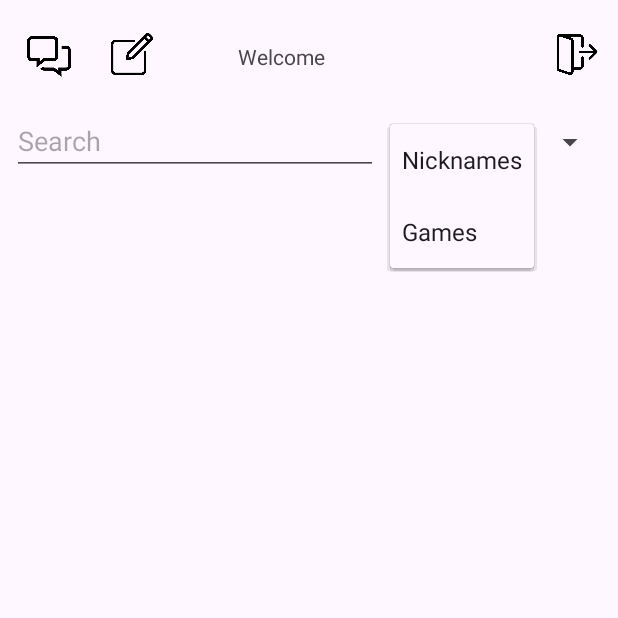
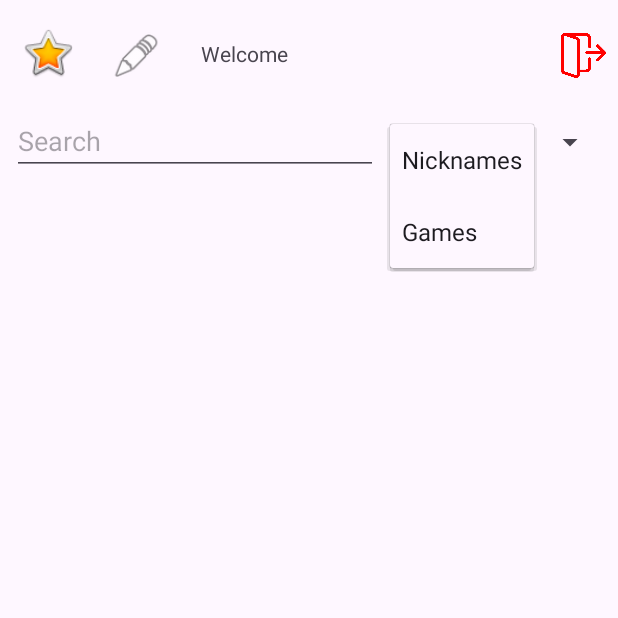
Before and after one commit to Liron4/LevelUp, an Android app: the SearchEngine screen opened through its navigation route, after a tap on "Nicknames", on a phone screen of 412 x 824 dp, the top half of it. Run offline under Robolectric (Android 15) with nearby library versions, the phone set to English and light mode, and no system bars; our stand-ins replace Firebase (no records; nobody signed in at launch, a user with empty details on screens opened directly).

Commit message:
PreparationForChatFeature

```diff
--- a/app/src/main/java/com/example/levelup/Fragments/CreateProfile.java
+++ b/app/src/main/java/com/example/levelup/Fragments/CreateProfile.java
@@ -75,7 +75,9 @@ public class CreateProfile extends Fragment {
             }
         });
 
-        String[] games = {"Minecraft", "Fortnite", "Call of Duty", "League of Legends", "Overwatch", "Call of Duty 2"};
+
+        String[] games = {"Minecraft", "Fortnite", "Call of Duty", "Call of Duty: Modern Warfare", "Call of Duty: Black Ops", "League of Legends", "Overwatch 2", "Apex Legends", "Valorant", "Genshin Impact", "Cyberpunk 2077", "Elden Ring", "Path of Exile", "Path of Exile 2"};
+
         ArrayAdapter<String> adapter = new ArrayAdapter<>(getContext(), android.R.layout.simple_dropdown_item_1line, games);
         gamesAutoComplete.setAdapter(adapter);
 
--- a/app/src/main/java/com/example/levelup/adapters/UserListAdapter.java
+++ b/app/src/main/java/com/example/levelup/adapters/UserListAdapter.java
@@ -14,11 +14,11 @@ import java.util.List;
 public class UserListAdapter extends RecyclerView.Adapter<UserListAdapter.UserViewHolder> {
 
     private List<UserProfile> userList;
-    private OnAddFriendClickListener onAddFriendClickListener;
+    private OnChatUserClickListener onChatUserClickListener;
 
-    public UserListAdapter(List<UserProfile> userList, OnAddFriendClickListener onAddFriendClickListener) {
+    public UserListAdapter(List<UserProfile> userList, OnChatUserClickListener onChatUserClickListener) {
         this.userList = userList;
-        this.onAddFriendClickListener = onAddFriendClickListener;
+        this.onChatUserClickListener = onChatUserClickListener;
     }
 
     @NonNull
@@ -33,7 +33,7 @@ public class UserListAdapter extends RecyclerView.Adapter<UserListAdapter.UserVi
         UserProfile user = userList.get(position);
         holder.nicknameTextView.setText(user.nickname);
         holder.favGamesTextView.setText(String.join(", ", user.favoriteGames));
-        holder.addFriendButton.setOnClickListener(v -> onAddFriendClickListener.onAddFriendClick(user));
+        holder.chatUserButton.setOnClickListener(v -> onChatUserClickListener.onChatUserClick(user));
     }
 
     @Override
@@ -44,17 +44,17 @@ public class UserListAdapter extends RecyclerView.Adapter<UserListAdapter.UserVi
     public static class UserViewHolder extends RecyclerView.ViewHolder {
         TextView nicknameTextView;
         TextView favGamesTextView;
-        ImageButton addFriendButton;
+        ImageButton chatUserButton;
 
         public UserViewHolder(@NonNull View itemView) {
             super(itemView);
             nicknameTextView = itemView.findViewById(R.id.nicknameTextView);
             favGamesTextView = itemView.findViewById(R.id.favGamesTextView);
-            addFriendButton = itemView.findViewById(R.id.addFriendButton);
+            chatUserButton = itemView.findViewById(R.id.chatUser);
         }
     }
 
-    public interface OnAddFriendClickListener {
-        void onAddFriendClick(UserProfile user);
+    public interface OnChatUserClickListener {
+        void onChatUserClick(UserProfile user);
     }
 }
--- a/app/src/main/res/layout/fragment_create_profile.xml
+++ b/app/src/main/res/layout/fragment_create_profile.xml
@@ -53,7 +53,7 @@
         android:id="@+id/gamesAutoComplete"
         android:layout_width="0dp"
         android:layout_height="wrap_content"
-        android:hint="Select Favourite Games"
+        android:hint="Type Favourite Games"
         android:imeOptions="actionDone"
         android:inputType="text"
         app:layout_constraintTop_toBottomOf="@id/retypePasswordField"
--- a/app/src/main/res/layout/search_engine.xml
+++ b/app/src/main/res/layout/search_engine.xml
@@ -21,10 +21,10 @@
 
             <ImageView
                 android:id="@+id/moveToChatButton"
-                android:layout_width="41dp"
-                android:layout_height="33dp"
+                android:layout_width="40dp"
+                android:layout_height="38dp"
                 android:layout_marginStart="4dp"
-                android:src="@drawable/chaticon"
+                android:src="@android:drawable/btn_star_big_on"
                 app:layout_constraintBottom_toBottomOf="parent"
                 app:layout_constraintStart_toStartOf="parent"
                 app:layout_constraintTop_toTopOf="parent"
@@ -32,37 +32,37 @@
 
             <ImageView
                 android:id="@+id/editDetailsButton"
-                android:layout_width="37dp"
-                android:layout_height="28dp"
-                android:layout_marginStart="16dp"
-                android:src="@drawable/editicon"
+                android:layout_width="38dp"
+                android:layout_height="33dp"
+                android:layout_marginStart="20dp"
+                android:src="@android:drawable/ic_menu_edit"
                 app:layout_constraintBottom_toBottomOf="parent"
                 app:layout_constraintStart_toEndOf="@id/moveToChatButton"
                 app:layout_constraintTop_toTopOf="parent"
-                app:layout_constraintVertical_bias="0.7" />
+                app:layout_constraintVertical_bias="0.866" />
 
             <TextView
                 android:id="@+id/nicknameHolder"
                 android:layout_width="177dp"
                 android:layout_height="25dp"
-                android:layout_marginStart="52dp"
+                android:layout_marginStart="24dp"
                 android:text="Welcome"
                 app:layout_constraintBottom_toBottomOf="parent"
                 app:layout_constraintStart_toEndOf="@id/editDetailsButton"
                 app:layout_constraintTop_toTopOf="parent"
-                app:layout_constraintVertical_bias="0.869" />
+                app:layout_constraintVertical_bias="0.782" />
 
             <ImageView
                 android:id="@+id/signOutButton"
-                android:layout_width="29dp"
-                android:layout_height="27dp"
+                android:layout_width="31dp"
+                android:layout_height="30dp"
                 android:src="@drawable/logout"
                 app:layout_constraintBottom_toBottomOf="parent"
                 app:layout_constraintEnd_toEndOf="parent"
-                app:layout_constraintHorizontal_bias="0.627"
+                app:layout_constraintHorizontal_bias="0.809"
                 app:layout_constraintStart_toEndOf="@id/nicknameHolder"
                 app:layout_constraintTop_toTopOf="parent"
-                app:layout_constraintVertical_bias="0.714" />
+                app:layout_constraintVertical_bias="0.761" />
         </androidx.constraintlayout.widget.ConstraintLayout>
     </LinearLayout>
 
--- a/app/src/main/res/navigation/navgraph.xml
+++ b/app/src/main/res/navigation/navgraph.xml
@@ -27,5 +27,14 @@
         android:id="@+id/searchEngine"
         android:name="com.example.levelup.Fragments.SearchEngine"
         android:label="search_engine"
-        tools:layout="@layout/search_engine" />
+        tools:layout="@layout/search_engine" >
+        <action
+            android:id="@+id/action_searchEngine_to_chatFragment"
+            app:destination="@id/chatFragment" />
+    </fragment>
+    <fragment
+        android:id="@+id/chatFragment"
+        android:name="com.example.levelup.Fragments.ChatFragment"
+        android:label="fragment_chat"
+        tools:layout="@layout/fragment_chat" />
 </navigation>
--- a/app/src/main/res/values/strings.xml
+++ b/app/src/main/res/values/strings.xml
@@ -4,4 +4,6 @@
         <item>Nicknames</item>
         <item>Games</item>
     </string-array>
+    <!-- TODO: Remove or change this placeholder text -->
+    <string name="hello_blank_fragment">Hello blank fragment</string>
 </resources>
```
Also changed, not shown: app/src/main/java/com/example/levelup/Fragments/ChatFragment.java (added, +75 -0 lines), app/src/main/java/com/example/levelup/Fragments/SearchEngine.java (+5 -2 lines), app/src/main/java/com/example/levelup/adapters/MessageAdapter.java (added, +53 -0 lines), app/src/main/java/com/example/levelup/models/Message.java (added, +25 -0 lines), app/src/main/res/layout/chatmessage.xml (added, +43 -0 lines), app/src/main/res/layout/fragment_chat.xml (added, +67 -0 lines), app/src/main/res/layout/usercard.xml (+4 -4 lines), app/src/main/res/drawable/logout.png.
